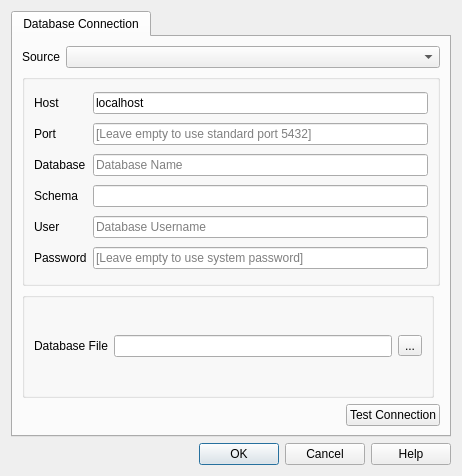
SwissTierrasColombia/Asistente-LADM-COL, file asistente_ladm_col/ui/settings_dialog.ui: the form before one commit.
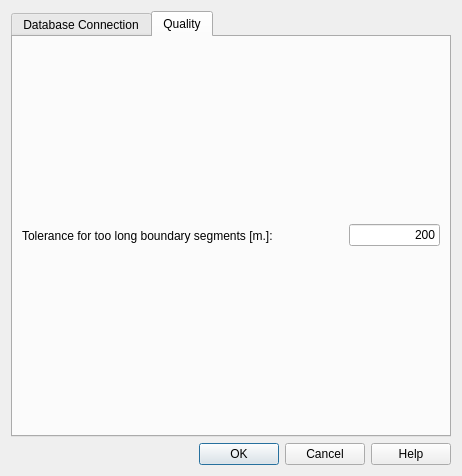
The form after the commit. The open tabs and pages were chosen to show the change.

Commit message: Add Quality menu in Cadastre with 'Check too long boundary segments' functionality

What changed in the file:
```diff
--- a/asistente_ladm_col/ui/settings_dialog.ui
+++ b/asistente_ladm_col/ui/settings_dialog.ui
@@ -214,6 +214,47 @@
        </item>
       </layout>
      </widget>
+     <widget class="QWidget" name="tab_quality">
+      <attribute name="title">
+       <string>Quality</string>
+      </attribute>
+      <layout class="QGridLayout" name="gridLayout_2">
+       <item row="0" column="0">
+        <layout class="QHBoxLayout" name="horizontalLayout_4">
+         <item>
+          <widget class="QLabel" name="label">
+           <property name="text">
+            <string>Tolerance for too long boundary segments [m.]:</string>
+           </property>
+          </widget>
+         </item>
+         <item>
+          <spacer name="horizontalSpacer_2">
+           <property name="orientation">
+            <enum>Qt::Horizontal</enum>
+           </property>
+           <property name="sizeHint" stdset="0">
+            <size>
+             <width>88</width>
+             <height>369</height>
+            </size>
+           </property>
+          </spacer>
+         </item>
+         <item>
+          <widget class="QLineEdit" name="txt_too_long_tolerance">
+           <property name="text">
+            <string>200</string>
+           </property>
+           <property name="alignment">
+            <set>Qt::AlignRight|Qt::AlignTrailing|Qt::AlignVCenter</set>
+           </property>
+          </widget>
+         </item>
+        </layout>
+       </item>
+      </layout>
+     </widget>
     </widget>
    </item>
    <item row="4" column="0">
```
Left out of the diff: 4 changed lines with no effect on the pictures. The commit also changes 4 other files.
